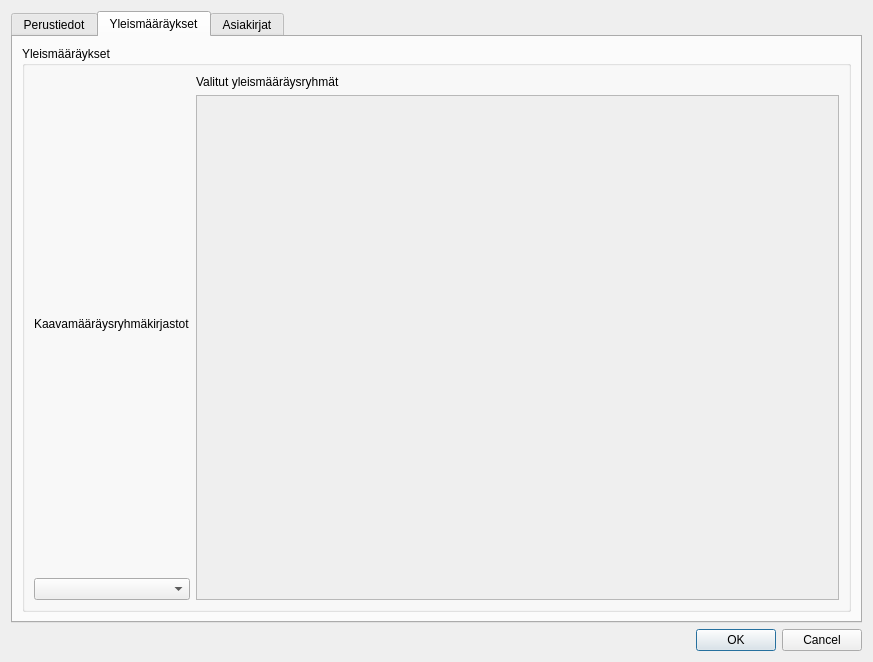
Before: the Qt Designer form arho_feature_template/gui/dialogs/plan_attribute_form.ui in GispoCoding/arho-qgis-plugin, drawn with Qt 5.
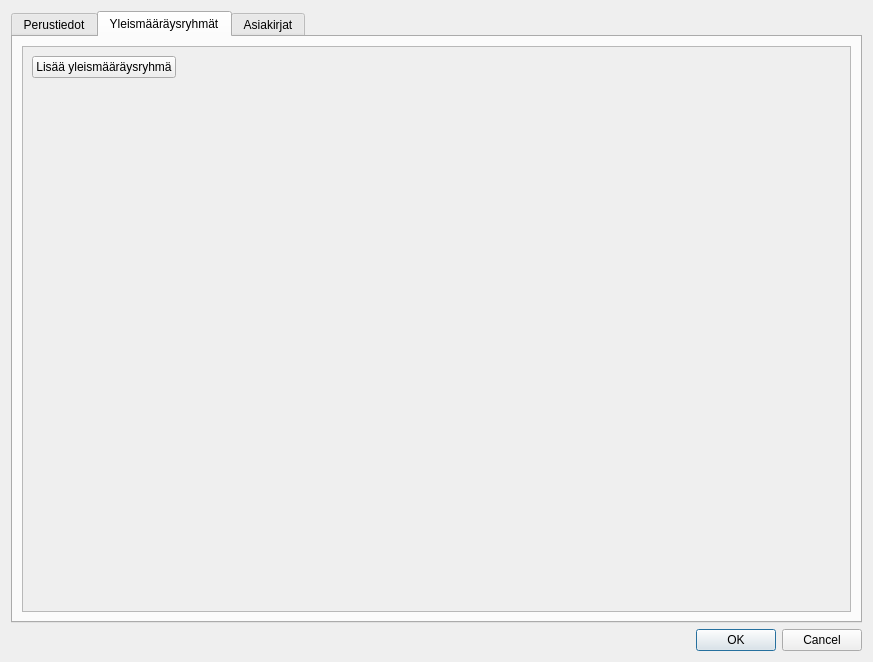
After: the same form once the commit is applied. The open tabs and pages were chosen to show the change. Custom widgets are drawn as their Qt base class.

Commit message: redesign general regulations UI, add propositions for plan

Diff of the .ui file:
```diff
--- a/arho_feature_template/gui/dialogs/plan_attribute_form.ui
+++ b/arho_feature_template/gui/dialogs/plan_attribute_form.ui
@@ -233,38 +233,9 @@
      </widget>
      <widget class="QWidget" name="general_regulations_tab">
       <attribute name="title">
-       <string>Yleismääräykset</string>
+       <string>Yleismääräysryhmät</string>
       </attribute>
-      <layout class="QVBoxLayout" name="verticalLayout_7">
-       <item>
-        <widget class="QGroupBox" name="groupBox">
-         <property name="title">
-          <string>Yleismääräykset</string>
-         </property>
-         <layout class="QHBoxLayout" name="horizontalLayout">
-          <item>
-           <layout class="QVBoxLayout" name="regulation_groups_tree_layout">
-            <item>
-             <widget class="QLabel" name="label_6">
-              <property name="text">
-               <string>Kaavamääräysryhmäkirjastot</string>
-              </property>
-             </widget>
-            </item>
-            <item>
-             <widget class="QComboBox" name="plan_regulation_group_libraries_combobox"/>
-            </item>
-           </layout>
-          </item>
-          <item>
            <layout class="QVBoxLayout" name="verticalLayout_2">
-            <item>
-             <widget class="QLabel" name="label_7">
-              <property name="text">
-               <string>Valitut yleismääräysryhmät</string>
-              </property>
-             </widget>
-            </item>
             <item>
              <widget class="QScrollArea" name="plan_regulation_group_scrollarea">
               <property name="widgetResizable">
@@ -275,17 +246,39 @@
                 <rect>
                  <x>0</x>
                  <y>0</y>
-                 <width>601</width>
-                 <height>493</height>
-                </rect>
-               </property>
-               <layout class="QVBoxLayout" name="verticalLayout_6"/>
-              </widget>
-             </widget>
-            </item>
-           </layout>
-          </item>
-         </layout>
+            <width>831</width>
+            <height>562</height>
+           </rect>
+          </property>
+          <layout class="QVBoxLayout" name="regulations_layout">
+           <item>
+            <widget class="QPushButton" name="add_general_regulation_group_btn">
+             <property name="sizePolicy">
+              <sizepolicy hsizetype="Maximum" vsizetype="Fixed">
+               <horstretch>0</horstretch>
+               <verstretch>0</verstretch>
+              </sizepolicy>
+             </property>
+             <property name="text">
+              <string>Lisää yleismääräysryhmä</string>
+             </property>
+            </widget>
+           </item>
+           <item>
+            <spacer name="verticalSpacer">
+             <property name="orientation">
+              <enum>Qt::Vertical</enum>
+             </property>
+             <property name="sizeHint" stdset="0">
+              <size>
+               <width>20</width>
+               <height>40</height>
+              </size>
+             </property>
+            </spacer>
+           </item>
+          </layout>
+         </widget>
         </widget>
        </item>
       </layout>
```
Left out of the diff: 2 changed lines with no effect on the pictures. Lines whose indentation alone changed are shown as unchanged. The commit also changes 3 other files.
